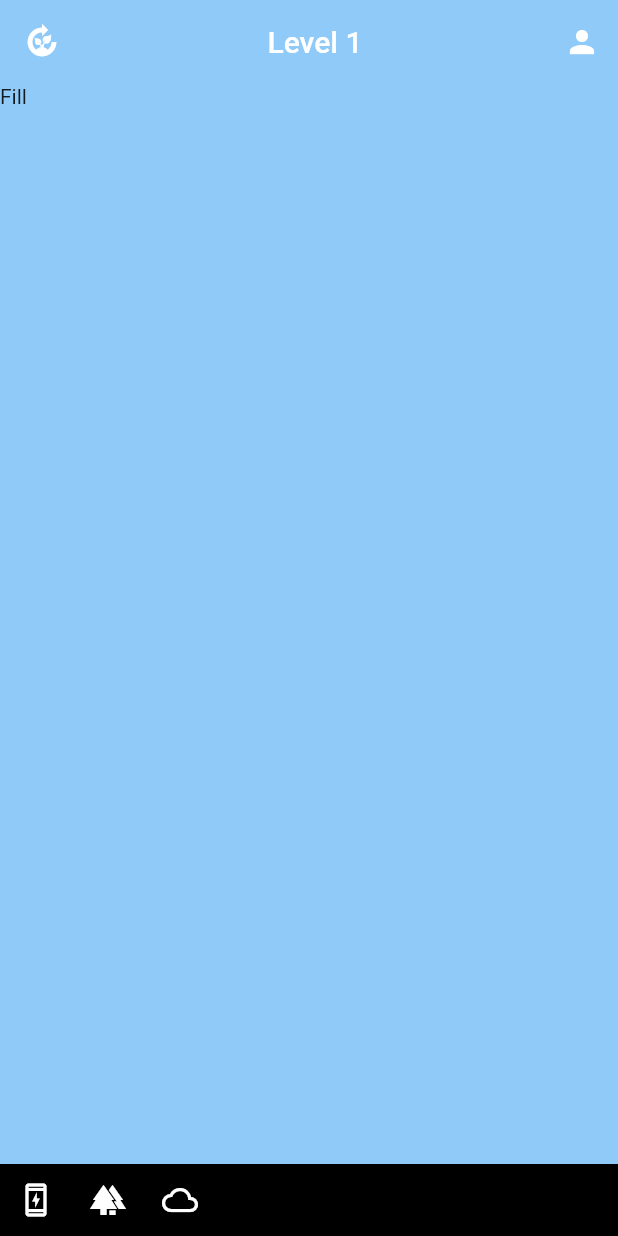
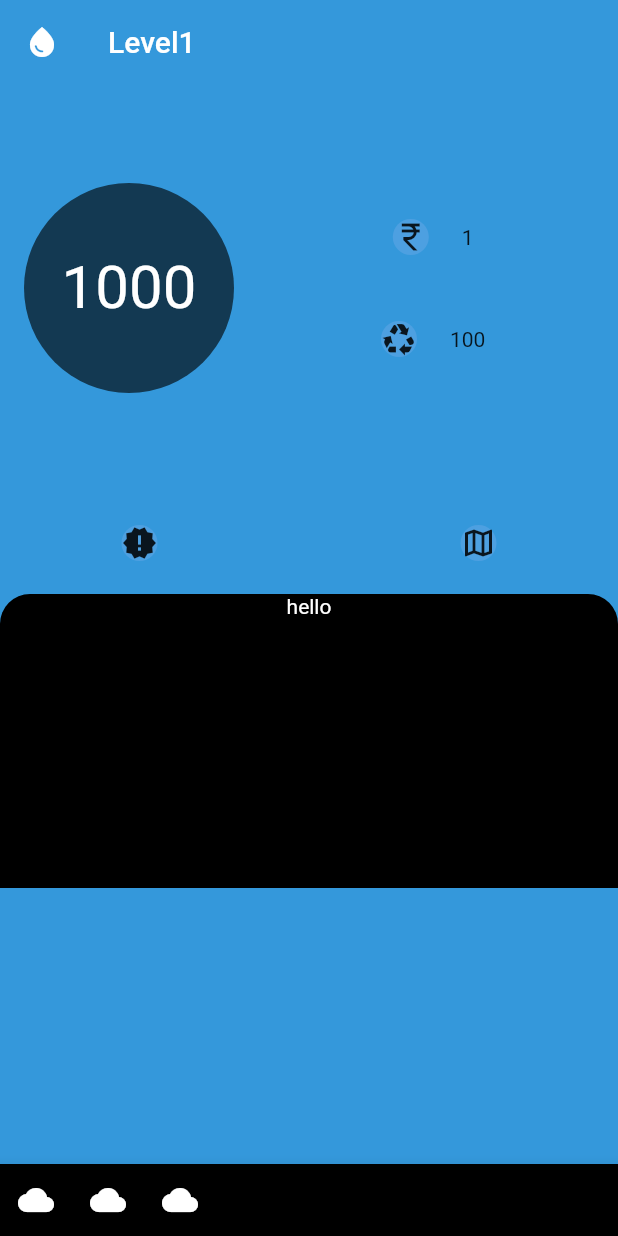
Before and after one commit to ashiq-firoz/Project_GDSC_2023, a Flutter app: the screen it shows after launch, on a phone screen of 412 x 824 dp. Run offline on Flutter 3.47's test engine with Material 2 defaults, Android fonts, the phone set to English and light mode, and no system bars.

Commit message:
base ui created

```diff
--- a/lib/Presentation/home.dart
+++ /dev/null
@@ -1,14 +0,0 @@
-import 'package:flutter/cupertino.dart';
-import 'package:flutter/material.dart';
-import 'package:flutter/src/widgets/container.dart';
-import 'package:flutter/src/widgets/framework.dart';
-import 'package:project_17/Presentation/widgets/top_widgets/blue_top.dart';
-
-class HomeScreen extends StatelessWidget {
-  const HomeScreen({super.key});
-
-  @override
-  Widget build(BuildContext context) {
-    return Center(child: BlueScreen());
-  }
-}
--- a/lib/Presentation/screens/blue.dart
+++ b/lib/Presentation/screens/blue.dart
@@ -1,13 +1,200 @@
-import 'package:flutter/cupertino.dart';
 import 'package:flutter/material.dart';
-import 'package:flutter/src/widgets/container.dart';
-import 'package:flutter/src/widgets/framework.dart';
 
-class ScreenOne extends StatelessWidget {
-  const ScreenOne({super.key});
+class BlueScreen extends StatelessWidget {
+  const BlueScreen({super.key});
 
   @override
   Widget build(BuildContext context) {
-    return Text("he");
+    return Scaffold(
+      backgroundColor: const Color.fromARGB(255, 52, 152, 219),
+      appBar: AppBar(
+        backgroundColor: Colors.transparent,
+        elevation: 0.0,
+        leading: const Icon(
+          Icons.water_drop,
+          color: Colors.white,
+        ),
+        title: Text("Level1"),
+      ),
+      body: const Blue1(),
+      bottomNavigationBar: BottomAppBar(
+        color: Colors.black,
+        child: Row(
+          children: [
+            //icons should be changed
+            IconButton(
+                onPressed: () {},
+                icon: Icon(
+                  Icons.cloud,
+                  color: Colors.white,
+                )),
+            IconButton(
+                onPressed: () {},
+                icon: Icon(
+                  Icons.cloud,
+                  color: Colors.white,
+                )),
+            IconButton(
+                onPressed: () {},
+                icon: Icon(
+                  Icons.cloud,
+                  color: Colors.white,
+                )),
+          ],
+        ),
+      ),
+    );
   }
 }
+
+class Blue1 extends StatelessWidget {
+  const Blue1({super.key});
+
+  @override
+  Widget build(BuildContext context) {
+    return SafeArea(
+      child: ListView(
+        children: [
+          const SizedBox(
+            height: 50.0,
+          ),
+          Row(
+            mainAxisAlignment: MainAxisAlignment.start,
+            children: const [
+              Counter(),
+              SizedBox(
+                width: 60.0,
+              ),
+              Stats(icon1: Icons.currency_rupee, icon2: Icons.recycling)
+            ],
+          ),
+          const SizedBox(
+            height: 50.0,
+          ),
+          Row(
+            mainAxisAlignment: MainAxisAlignment.spaceEvenly,
+            children: const [
+              Ilogo(icon: Icons.new_releases), // friends logo
+              SizedBox(
+                width: 40.0,
+              ),
+              Ilogo(icon: Icons.map_outlined),
+            ],
+          ),
+          Controls(),
+        ],
+      ),
+    );
+  }
+}
+
+//widgets start
+
+class Controls extends StatelessWidget {
+  const Controls({super.key});
+
+  @override
+  Widget build(BuildContext context) {
+    return Container(
+      decoration: const BoxDecoration(
+        borderRadius: BorderRadius.only(
+            topLeft: Radius.circular(20.0), topRight: Radius.circular(20.0)),
+        color: Colors.black,
+      ),
+      child: Center(
+          child: Column(
+        children: [
+          Text(
+            "hello",
+            style: TextStyle(color: Colors.white),
+          ),
+          SizedBox(
+            height: 180.0, // change this and fill with content
+          )
+        ],
+      )),
+    );
+  }
+}
+
+class Stats extends StatelessWidget {
+  final icon1;
+  final icon2;
+  const Stats({super.key, required this.icon1, required this.icon2});
+
+  @override
+  Widget build(BuildContext context) {
+    return Column(
+      mainAxisAlignment: MainAxisAlignment.start,
+      children: [
+        Row(
+          children: [Ilogo(icon: icon1), Text("1")],
+        ),
+        Row(
+          children: [Ilogo(icon: icon2), Text("100")],
+        ),
+      ],
+    );
+  }
+}
+
+class Ilogo extends StatelessWidget {
+  final icon;
+  const Ilogo({super.key, required this.icon});
+
+  @override
+  Widget build(BuildContext context) {
+    return Padding(
+      padding: const EdgeInsets.all(22.0),
+      child: Container(
+        decoration: BoxDecoration(
+          color: Color.fromARGB(66, 149, 181, 241),
+          borderRadius: BorderRadius.circular(30.0),
+        ),
+        child: Center(
+          child: Icon(icon),
+        ),
+      ),
+    );
+  }
+}
+
+class Counter extends StatelessWidget {
+  const Counter({super.key});
+
+  @override
+  Widget build(BuildContext context) {
+    return Padding(
+      padding: const EdgeInsets.all(16.0),
+      child: Container(
+          child: Container(
+        width: 140.0,
+        height: 140.0,
+        decoration: const BoxDecoration(
+          color: Color.fromARGB(160, 0, 0, 0),
+          shape: BoxShape.circle,
+        ),
+        child: Column(
+          mainAxisAlignment: MainAxisAlignment.center,
+          children: const [
+            Padding(
+              padding: EdgeInsets.all(10.0),
+              child: Center(
+                child: Text(
+                  "1000", //data count
+                  style: TextStyle(
+                    color: Colors.white,
+                    fontSize: 40.0, //font size
+                  ),
+                ),
+              ),
+            )
+          ],
+        ),
+      )
+
+          ///fill here
+          ),
+    );
+  }
+}
--- a/lib/Presentation/widgets/Cards/blue_card.dart
+++ /dev/null
@@ -1,20 +0,0 @@
-import 'package:flutter/cupertino.dart';
-import 'package:flutter/material.dart';
-import 'package:flutter/src/widgets/container.dart';
-import 'package:flutter/src/widgets/framework.dart';
-
-class BlueCard extends StatelessWidget {
-  const BlueCard({super.key});
-
-  @override
-  Widget build(BuildContext context) {
-    return ListView(
-      children: [
-        Card(
-          child: Text("Photo"),
-          color: Colors.black,
-        )
-      ],
-    );
-  }
-}
--- a/lib/Presentation/widgets/bottom_widgets/blue_bottom.dart
+++ /dev/null
@@ -1,19 +0,0 @@
-import 'dart:html';
-
-import 'package:flutter/cupertino.dart';
-import 'package:flutter/material.dart';
-import 'package:flutter/src/widgets/container.dart';
-import 'package:flutter/src/widgets/framework.dart';
-import 'package:project_17/Presentation/widgets/Cards/blue_card.dart';
-
-class BlueBottom extends StatelessWidget {
-  const BlueBottom({super.key});
-
-  @override
-  Widget build(BuildContext context) {
-    return Card(
-      color: Colors.black,
-      child: BlueCard(),
-    );
-  }
-}
--- a/lib/Presentation/widgets/top_widgets/blue_top.dart
+++ /dev/null
@@ -1,52 +0,0 @@
-import 'package:flutter/material.dart';
-import 'package:flutter/src/widgets/container.dart';
-import 'package:flutter/src/widgets/framework.dart';
-import 'package:project_17/Presentation/screens/blue.dart';
-import 'package:project_17/Presentation/widgets/Cards/blue_card.dart';
-import 'package:project_17/Presentation/widgets/bottom_widgets/blue_bottom.dart';
-
-class BlueScreen extends StatelessWidget {
-  const BlueScreen({super.key});
-
-  @override
-  Widget build(BuildContext context) {
-    return Scaffold(
-        appBar: AppBar(
-          leading: const Icon(Icons
-              .compost_sharp), //change the icon refer : https://fonts.google.com/icons?selected=Material+Icons
-
-          title: Center(child: Text("Level 1")), //dynamic change to be added
-
-          actions: [IconButton(onPressed: () {}, icon: Icon(Icons.person))],
-          backgroundColor: Colors.transparent,
-          elevation: 0.0,
-        ),
-        backgroundColor: Colors.blue[200],
-        body: SafeArea(child: Text("Fill")),
-        bottomNavigationBar: Container(
-          color: Colors.black,
-          child: Row(
-            children: [
-              IconButton(
-                  onPressed: () {},
-                  icon: Icon(
-                    Icons.charging_station_outlined,
-                    color: Colors.white,
-                  )),
-              IconButton(
-                  onPressed: () {},
-                  icon: Icon(
-                    Icons.forest,
-                    color: Colors.white,
-                  )),
-              IconButton(
-                  onPressed: () {},
-                  icon: Icon(
-                    Icons.cloud_queue,
-                    color: Colors.white,
-                  )),
-            ],
-          ),
-        ));
-  }
-}
--- a/lib/main.dart
+++ b/lib/main.dart
@@ -1,5 +1,5 @@
 import 'package:flutter/material.dart';
-import 'package:project_17/Presentation/home.dart';
+import 'package:project_17/Presentation/screens/blue.dart';
 
 void main() {
   runApp(const App());
@@ -21,10 +21,6 @@ class Screen extends StatelessWidget {
 
   @override
   Widget build(BuildContext context) {
-    return const Scaffold(
-      body: SafeArea(
-        child: HomeScreen(),
-      ),
-    );
+    return BlueScreen();
   }
 }
```
Also changed, not shown: lib/Presentation/outputScreen.dart (deleted).
